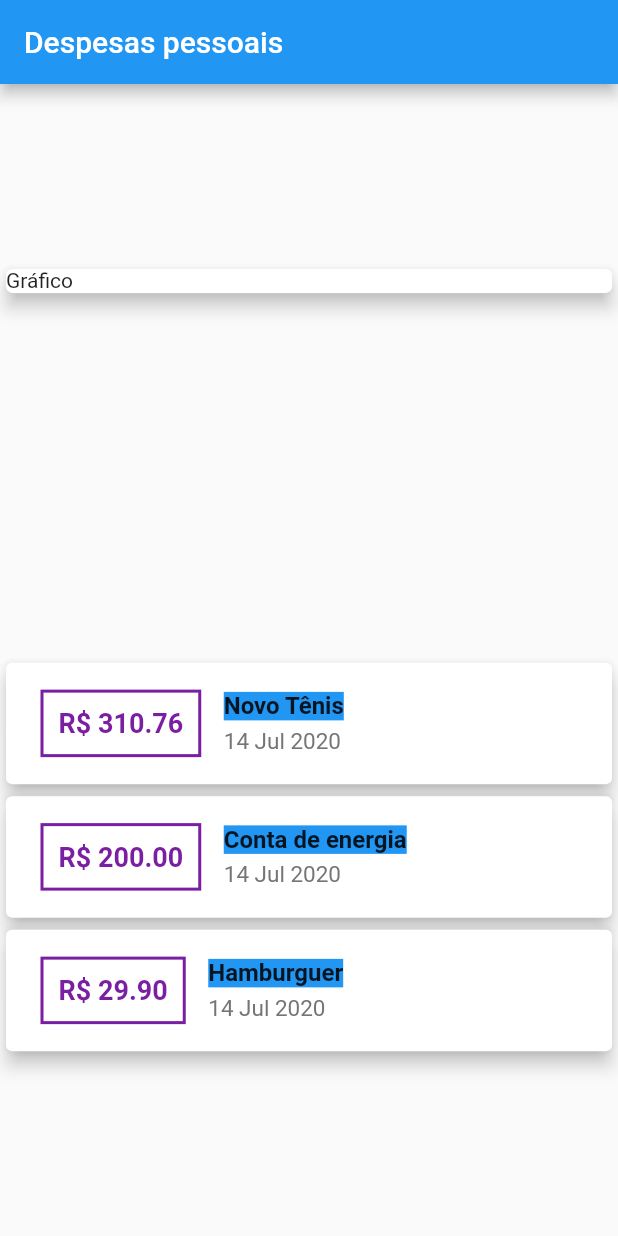
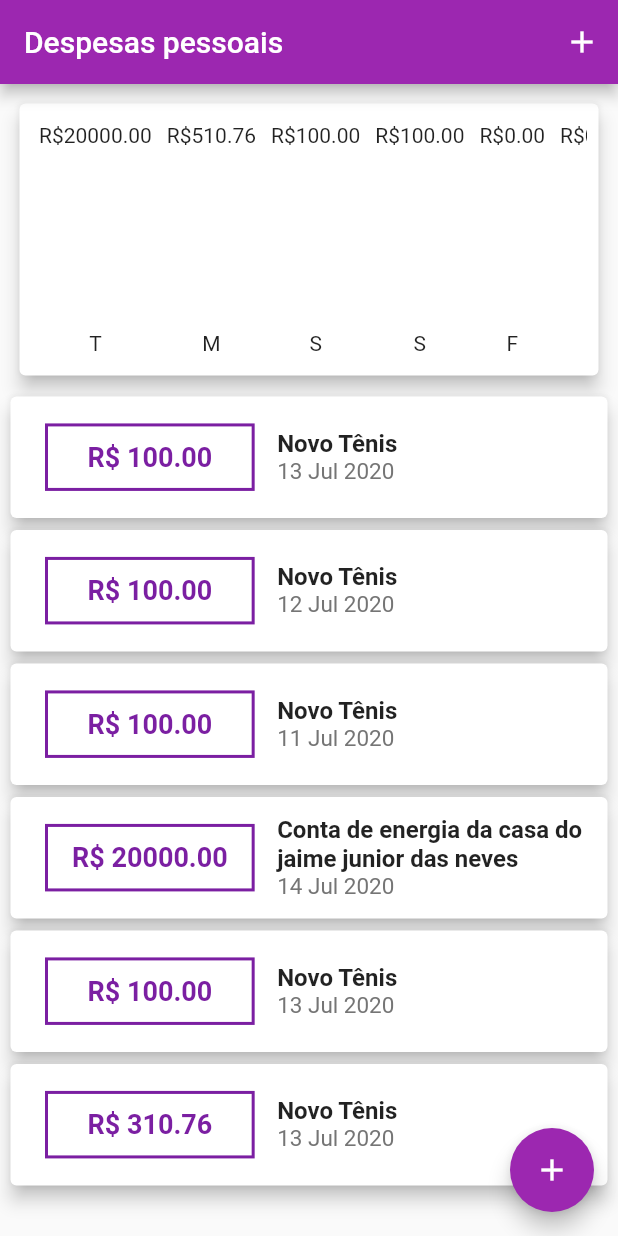
Before and after one commit to lucaslsneves/despesas, a Flutter app: the screen it shows after launch, on a phone screen of 412 x 824 dp. Run offline on Flutter 3.47's test engine with Material 2 defaults, Android fonts, the phone set to English and light mode, and no system bars.

Commit message:
Add horizontal list in chart component

```diff
--- /dev/null
+++ b/lib/components/chart.dart
@@ -0,0 +1,57 @@
+import 'package:flutter/material.dart';
+import 'package:intl/intl.dart';
+import '../models/transaction.dart';
+import './chart_bar.dart';
+
+class Chart extends StatelessWidget {
+  final List<Transaction> recentTransactions;
+
+  Chart(this.recentTransactions);
+
+  List<Map<String, Object>> get groupedTransactions {
+    return List.generate(7, (index) {
+      final weekDay = DateTime.now().subtract(Duration(days: index));
+
+      double totalSum = 0.0;
+
+      totalSum = recentTransactions.fold(0, (previousValue, tr) {
+        bool sameDay = tr.date.day == weekDay.day;
+        bool sameMonth = tr.date.month == weekDay.month;
+        bool sameYear = tr.date.year == weekDay.year;
+
+        if(sameDay && sameMonth && sameYear){
+          return previousValue + tr.value;
+        }
+
+
+
+        return previousValue;
+      });
+
+      print(DateFormat.E().format(weekDay)[0]);
+      print(totalSum);
+
+      return {'day': DateFormat.E().format(weekDay)[0], 'value': totalSum};
+    });
+  }
+
+  @override
+  Widget build(BuildContext context) {
+    return Card(
+      margin: EdgeInsets.all(10),
+      elevation: 5,
+      child: Container(
+        height: MediaQuery.of(context).size.height * 0.22,
+        child: Padding(
+          padding: const EdgeInsets.all(8.0),
+          child: ListView(
+            scrollDirection: Axis.horizontal,
+            children: groupedTransactions.map((tr) {
+              return ChartBar(label: tr['day'], value: tr['value'],percent: 0,);
+            }).toList()
+            ),
+        ),
+      ),
+    );
+  }
+}
--- /dev/null
+++ b/lib/components/chart_bar.dart
@@ -0,0 +1,24 @@
+import 'package:flutter/material.dart';
+
+class ChartBar extends StatelessWidget {
+  final String label;
+  final double value;
+  final double percent;
+
+  ChartBar({this.label, this.value, this.percent});
+
+  @override
+  Widget build(BuildContext context) {
+    return Padding(
+      padding: const EdgeInsets.all(5.0),
+      child: Column(children: [
+        Text('R\$${value.toStringAsFixed(2)}'),
+        SizedBox(height: 5,),
+        Expanded(child: Container(height: 60,width:10, child: null,)),
+        SizedBox(height: 5,),
+        Text('${label}'),
+
+      ]),
+    );
+  }
+}
--- /dev/null
+++ b/lib/components/transaction_item.dart
@@ -0,0 +1,65 @@
+import 'package:flutter/material.dart';
+import 'package:intl/intl.dart';
+
+import '../models/transaction.dart';
+
+
+class TransactionItem extends StatelessWidget {
+    final Transaction transaction;
+
+  TransactionItem({this.transaction});
+
+  @override
+  Widget build(BuildContext context) {
+    return Card(
+        elevation: 5,
+        child: Padding(
+          padding: const EdgeInsets.all(8.0),
+          child: Row(
+            children: <Widget>[
+              Flexible(
+                fit: FlexFit.tight,
+                flex: 4,
+                child: Container(
+                  margin: EdgeInsets.symmetric(horizontal: 15, vertical: 10),
+                  decoration: BoxDecoration(
+                    border: Border.all(
+                      color: Colors.purple[700],
+                      width: 2,
+                    ),
+                  ),
+                  padding: EdgeInsets.all(10),
+                  child: Text('R\$ ${transaction.value.toStringAsFixed(2)}',
+                      textAlign: TextAlign.center,
+                      style: TextStyle(
+                        fontSize: 18,
+                        fontWeight: FontWeight.bold,
+                        color: Colors.purple[700],
+                      )),
+                ),
+              ),
+              Flexible(
+                flex: 5,
+                fit: FlexFit.tight,
+                child: Column(
+                  crossAxisAlignment: CrossAxisAlignment.stretch,
+                  children: <Widget>[
+                    Text(transaction.title,
+                        maxLines: 2,
+                        overflow: TextOverflow.ellipsis,
+                        style: TextStyle(
+                            color: Colors.black87,
+                            fontSize: 16,
+                            fontWeight: FontWeight.bold)),
+                    Text(
+                      DateFormat('d MMM y').format(transaction.date),
+                      style: TextStyle(fontSize: 15, color: Colors.grey[600]),
+                    )
+                  ],
+                ),
+              )
+            ],
+          ),
+        ));
+  }
+}
--- /dev/null
+++ b/lib/components/transaction_list.dart
@@ -0,0 +1,28 @@
+import 'package:flutter/material.dart';
+
+import './transaction_item.dart';
+import '../models/transaction.dart';
+
+class TransactionList extends StatelessWidget {
+  final List<Transaction> transactions;
+
+  TransactionList({
+    this.transactions
+  });
+
+
+  @override
+  Widget build(BuildContext context) {
+    return Container(
+    height: MediaQuery.of(context).size.height * 0.65,
+    child: transactions.isEmpty ? Column(mainAxisAlignment: MainAxisAlignment.center,children: <Widget>[
+      Text('Nenhuma transação cadastrada'),
+      Container(margin:EdgeInsets.only(top: 50),height: 200,child: Image.asset('assets/images/waiting.png',fit:BoxFit.cover,))
+    ],) : ListView.builder(
+      itemCount: transactions.length,
+      itemBuilder: (ctx,index) {
+        return TransactionItem(transaction: transactions[index],);
+      },
+    ));
+  }
+}
--- /dev/null
+++ b/lib/components/transiction_form.dart
@@ -0,0 +1,66 @@
+import 'package:flutter/material.dart';
+
+
+class TransactionForm extends StatefulWidget {
+
+ final Function(String,double) onSubmit;
+
+  TransactionForm({this.onSubmit});
+
+  @override
+  _TransactionFormState createState() => _TransactionFormState();
+}
+
+class _TransactionFormState extends State<TransactionForm> {
+  final titleController = TextEditingController();
+
+  final valueController = TextEditingController();
+
+  submitForm(){
+    var title = titleController.text;
+    var value = double.tryParse(valueController.text) ?? 0.0;
+
+    if(title.isEmpty ||value <= 0){
+      return;
+    }
+    widget.onSubmit(title,value);
+  }
+
+  @override
+  Widget build(BuildContext context) {
+    return  Container(
+            padding: EdgeInsets.only(bottom: MediaQuery.of(context).viewInsets.bottom),
+              child: Padding(
+                padding: const EdgeInsets.all(10),
+                child: Column(
+                  children: <Widget>[
+                  TextField(
+                    controller: titleController,
+                    onSubmitted: (value) => submitForm() ,
+                    decoration: InputDecoration(
+                      labelText: 'Título',
+                    ),
+                  ),
+                 TextField(
+                   controller: valueController,
+                   keyboardType: TextInputType.numberWithOptions(decimal: true),
+                   onSubmitted:  (value) =>  submitForm(),
+                    decoration: InputDecoration(
+                      labelText: 'Valor R\$',
+                    ),
+                  ),
+                  Row(
+                    mainAxisAlignment: MainAxisAlignment.end,
+                    children: <Widget>[
+                      Padding(
+                        padding: const EdgeInsets.all(5),
+                        child: FlatButton(onPressed: submitForm, child: Text('NOVO REGISTRO', style: TextStyle(fontSize: 16,color: Colors.purple[700])),),
+                      ),
+                    ],
+                  )
+                  ],
+                ),
+              ),
+            );
+  }
+}
--- a/lib/main.dart
+++ b/lib/main.dart
@@ -1,6 +1,8 @@
 import 'package:flutter/material.dart';
-import './models/transaction.dart';
-import 'package:intl/intl.dart';
+import 'components/transaction_list.dart';
+import 'components/transiction_form.dart';
+import 'components/chart.dart';
+import 'models/transaction.dart';
 
 main() => runApp(ExpensesApp());
 
@@ -9,103 +11,113 @@ class ExpensesApp extends StatelessWidget {
   Widget build(BuildContext context) {
     return MaterialApp(
       home: MyHomePage(),
+      theme: ThemeData(
+        primarySwatch: Colors.purple,
+      )
     );
   }
 }
 
-class MyHomePage extends StatelessWidget {
-  final _transactions = [
+class MyHomePage extends StatefulWidget {
+  @override
+  _MyHomePageState createState() => _MyHomePageState();
+}
+
+class _MyHomePageState extends State<MyHomePage> {
+  final List<Transaction> _transactions = [
+    Transaction(
+      id: 't1',
+      title: 'Novo Tênis',
+      value: 100,
+      date: DateTime.now().subtract(Duration(days: 1)),
+    ),
+    Transaction(
+      id: 't1',
+      title: 'Novo Tênis',
+      value: 100,
+      date: DateTime.now().subtract(Duration(days: 2)),
+    ),Transaction(
+      id: 't1',
+      title: 'Novo Tênis',
+      value: 100,
+      date: DateTime.now().subtract(Duration(days: 3)),
+    ),
+    Transaction(
+      id: 't1',
+      title: 'Conta de energia da casa do jaime junior das neves',
+      value: 20000,
+      date: DateTime.now(),
+    ),
+    Transaction(
+      id: 't1',
+      title: 'Novo Tênis',
+      value: 100,
+      date: DateTime.now().subtract(Duration(days: 1)),
+    ),
     Transaction(
       id: 't1',
       title: 'Novo Tênis',
       value: 310.76,
-      date: DateTime.now(),
-    ),
-    Transaction(
-      id: 't1',
-      title: 'Conta de energia',
-      value: 200,
-      date: DateTime.now(),
-    ),
-    Transaction(
-      id: 't1',
-      title: 'Hamburguer',
-      value: 29.90,
-      date: DateTime.now(),
+      date: DateTime.now().subtract(Duration(days: 1)),
     ),
   ];
+
+
+  List<Transaction> get _recentTransactions {
+    return _transactions.where((tr) {
+      return tr.date.isAfter(DateTime.now().subtract(Duration(days: 7)));
+    }).toList();
+  }
+
+  onSubmit(String title, double value) {
+    final transaction =
+        Transaction(id: 't4', date: DateTime.now(), title: title, value: value);
+
+    setState(() {
+      _transactions.add(transaction);
+    });
+
+    Navigator.of(context).pop();
+  }
+
+  openForm(BuildContext context) {
+    showModalBottomSheet(
+      isScrollControlled: true,
+        context: context,
+        builder: (_) {
+          return SingleChildScrollView(
+              child: TransactionForm(onSubmit: onSubmit));
+        });
+  }
 
   @override
   Widget build(BuildContext context) {
     return Scaffold(
-        appBar: AppBar(title: Text('Despesas pessoais')),
-        body: Column(
-          mainAxisAlignment: MainAxisAlignment.spaceAround,
-          crossAxisAlignment: CrossAxisAlignment.stretch,
-          children: <Widget>[
-            Card(
-              child: Text('Gráfico'),
-              elevation: 5,
+        appBar: AppBar(
+          title: Text('Despesas pessoais'),
+          actions: <Widget>[
+            IconButton(
+              icon: Icon(Icons.add),
+              onPressed: () => openForm(context),
+            )
+          ],
+        ),
+        body: Padding(
+          padding: EdgeInsets.all(3),
+          child: SingleChildScrollView(
+            child: Column(
+              crossAxisAlignment: CrossAxisAlignment.stretch,
+              children: <Widget>[
+                Chart(_recentTransactions),
+                TransactionList(transactions: _transactions),
+              ],
             ),
-            Column(
-                children: _transactions.map((tr) {
-              return ListItem(
-                transaction: tr,
-              );
-            }).toList())
-          ],
-        ));
+          ),
+        ),
+        floatingActionButton: FloatingActionButton(
+          child: Icon(Icons.add),
+          onPressed: () => openForm(context),
+        ),
+        floatingActionButtonLocation: FloatingActionButtonLocation.endFloat);
   }
 }
-
-class ListItem extends StatelessWidget {
-  final Transaction transaction;
-
-  ListItem({this.transaction});
-
-  @override
-  Widget build(BuildContext context) {
-    return Card(
-        elevation: 5,
-        child: Padding(
-          padding: const EdgeInsets.all(8.0),
-          child: Row(
-            children: <Widget>[
-              Container(
-                  margin: EdgeInsets.symmetric(horizontal: 15, vertical: 10),
-                  decoration: BoxDecoration(
-                    border: Border.all(
-                      color: Colors.purple[700],
-                      width: 2,
-                    ),
-                  ),
-                  padding: EdgeInsets.all(10),
-                  child: Text('R\$ ${transaction.value.toStringAsFixed(2)}',
-                      style: TextStyle(
-                        fontSize: 18,
-                        fontWeight: FontWeight.bold,
-                        color: Colors.purple[700],
-                      ))),
-              Column(
-                crossAxisAlignment: CrossAxisAlignment.start,
-
-                children: <Widget>[
-                  Container(
-                      color: Colors.blue,
-                      margin: EdgeInsets.only(bottom: 5),
-                      child: Text(transaction.title,
-                          style: TextStyle(
-                              color: Colors.black87,
-                              fontSize: 16,
-                              fontWeight: FontWeight.bold))),
-                  Text(
-                    DateFormat('d MMM y').format(transaction.date),
-                    style: TextStyle(fontSize: 15, color: Colors.grey[600]),
-                  )
-                ],
-              )
-            ],
-          ),
-        ));
-  }
-}
```
Also changed, not shown: pubspec.yaml (+11 -9 lines), assets/fonts/._Quicksand-Bold.ttf (added), assets/fonts/._Quicksand-Light.ttf (added), assets/fonts/OpenSansBold.ttf (added), assets/fonts/OpenSansRegular.ttf (added), assets/images/waiting.png (added), pubspec.lock.
